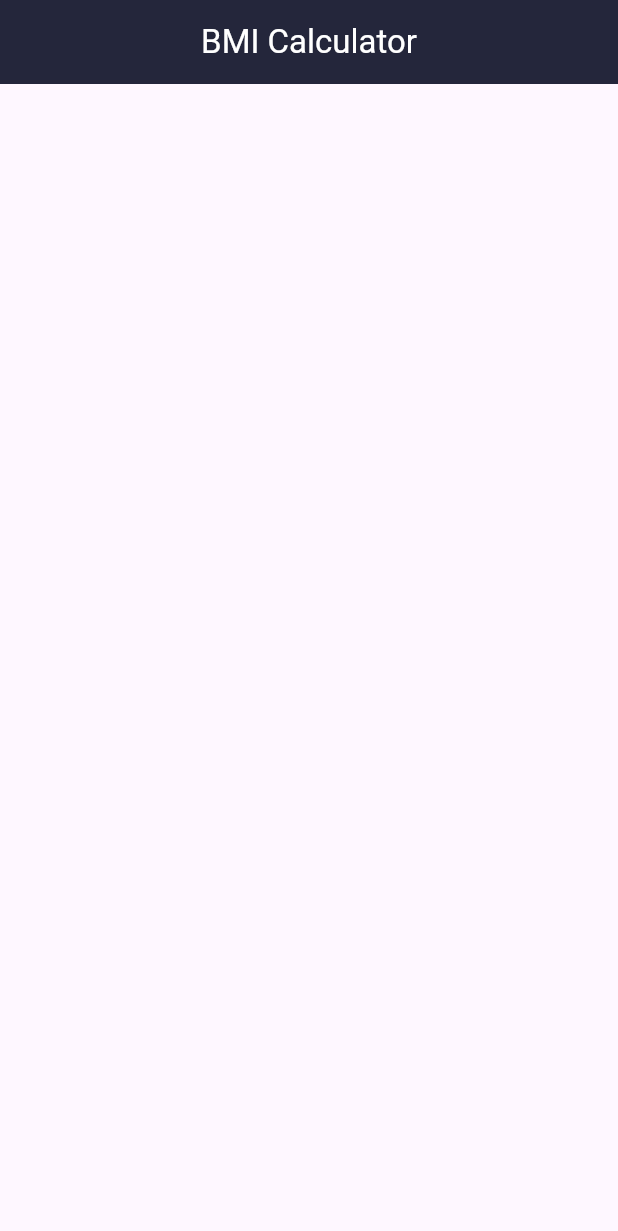
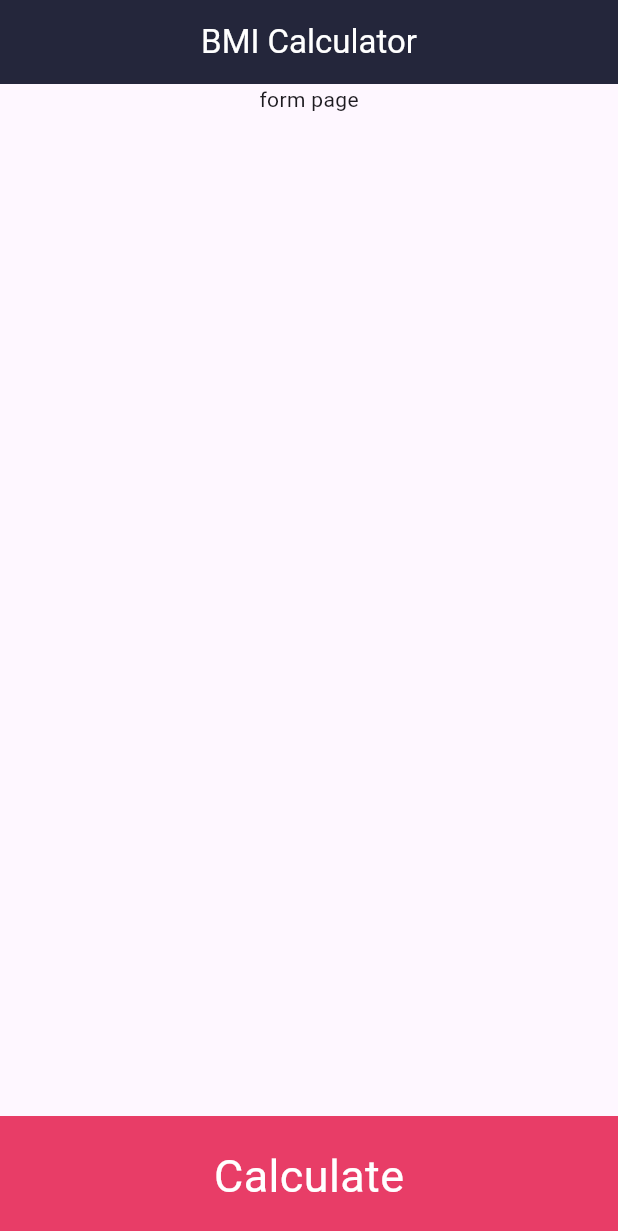
Before and after one commit to MR-Square/BMICalculator, a Flutter app: the screen it shows after launch, on a phone screen of 412 x 824 dp. Shown: the top 1231 px of the screen. Run offline on Flutter 3.47's test engine with Material 3 defaults, Android fonts, the phone set to English and light mode, and no system bars.

Commit message:
bottom btn widget added

```diff
--- /dev/null
+++ b/lib/screens/form_screen.dart
@@ -0,0 +1,21 @@
+import 'package:flutter/material.dart';
+
+class FormScreen extends StatefulWidget {
+  const FormScreen({super.key});
+
+  @override
+  State<FormScreen> createState() => _FormScreenState();
+}
+
+class _FormScreenState extends State<FormScreen> {
+  @override
+  Widget build(BuildContext context) {
+    return const Column(
+      children: [
+        Center(
+          child: Text('form page'),
+        ),
+      ],
+    );
+  }
+}
--- a/lib/screens/home_screen.dart
+++ b/lib/screens/home_screen.dart
@@ -1,4 +1,6 @@
+import 'package:bmi_calculator/screens/form_screen.dart';
 import 'package:bmi_calculator/widgets/app_bar_Widget.dart';
+import 'package:bmi_calculator/widgets/bottom_btn_widget.dart';
 import 'package:flutter/material.dart';
 
 class HomeScreen extends StatefulWidget {
@@ -9,8 +11,22 @@ class HomeScreen extends StatefulWidget {
 }
 
 class _HomeScreenState extends State<HomeScreen> {
+  Widget activeScreen = const FormScreen();
+  String bottomBtnText = 'Calculate';
+  @override
+  void initState() {
+    super.initState();
+  }
+
   @override
   Widget build(BuildContext context) {
-    return Scaffold(appBar: appBarWidget());
+    return Scaffold(
+      appBar: appBarWidget(),
+      body: activeScreen,
+      bottomNavigationBar: BottomBtnWidget(
+        bottomBtnText: bottomBtnText,
+        onPress: () {},
+      ),
+    );
   }
 }
--- /dev/null
+++ b/lib/widgets/bottom_btn_widget.dart
@@ -0,0 +1,32 @@
+import 'package:bmi_calculator/utils/app_colors.dart';
+import 'package:flutter/material.dart';
+
+class BottomBtnWidget extends StatelessWidget {
+  const BottomBtnWidget({
+    super.key,
+    required this.bottomBtnText,
+    required this.onPress,
+  });
+
+  final String bottomBtnText;
+  final VoidCallback onPress;
+
+  @override
+  Widget build(BuildContext context) {
+    return BottomAppBar(
+      color: AppColors.largeBtn,
+      child: GestureDetector(
+        onTap: onPress,
+        child: Center(
+          child: Text(
+            bottomBtnText,
+            style: const TextStyle(
+              color: AppColors.whiteTxtColor,
+              fontSize: 30,
+            ),
+          ),
+        ),
+      ),
+    );
+  }
+}
```
